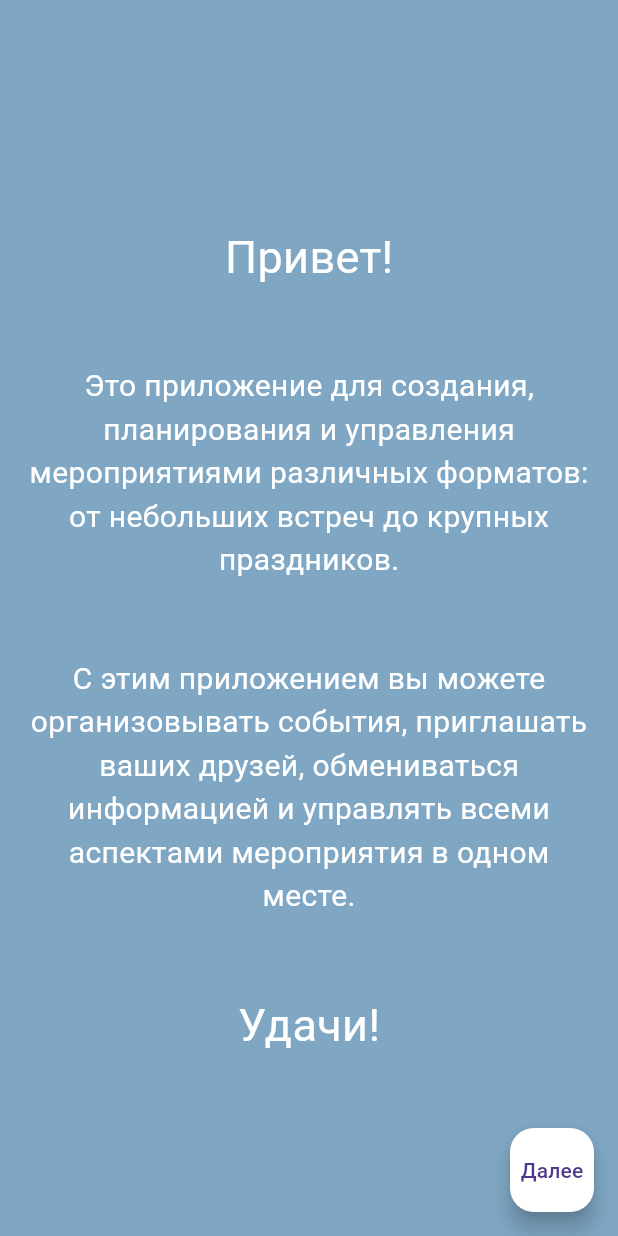
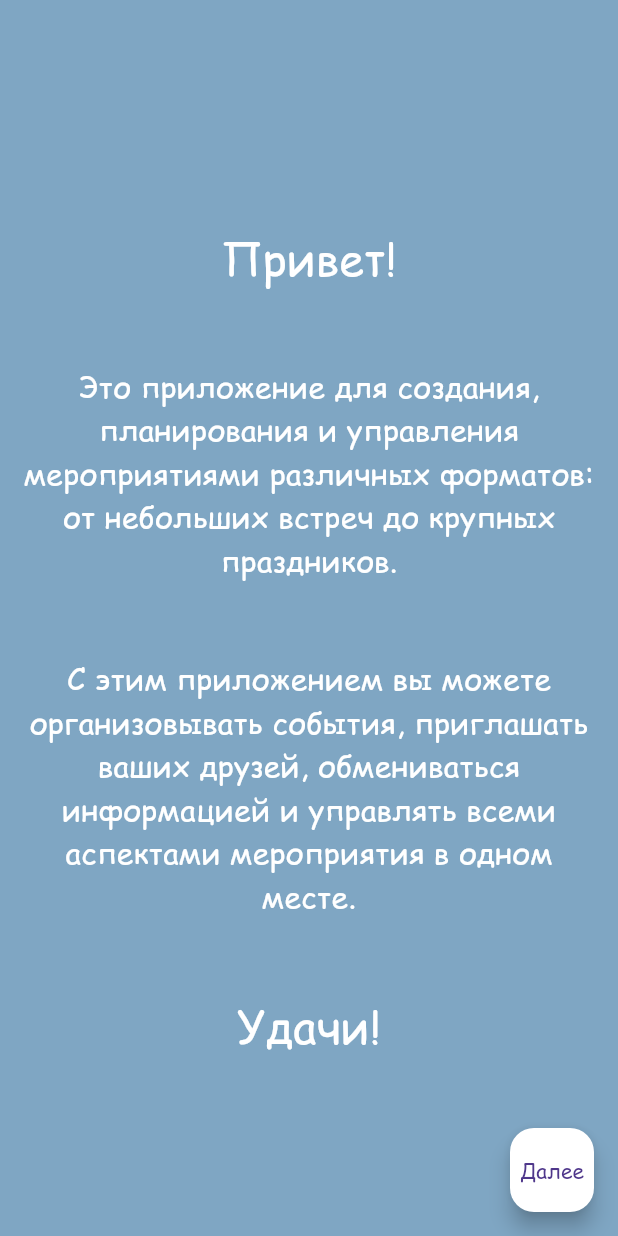
Before and after one commit to DiaboliFelis/Event-horizon, a Flutter app: the screen it shows after launch, on a phone screen of 412 x 824 dp. Run offline on Flutter 3.47's test engine with Material 3 defaults, Android fonts, the phone set to English and light mode, and no system bars; our stand-ins replace firebase_core; accounts and stored records are empty.

Commit message:
Changed the font

```diff
--- a/lib/main.dart
+++ b/lib/main.dart
@@ -14,6 +14,7 @@ class MyApp extends StatelessWidget {
       title: 'Event Horizon', // Замените на ваше название приложения
       theme: ThemeData(
         primarySwatch: Colors.blue, // Или ваш preferred цвет
+        fontFamily: 'Pacifico'
       ),
       // Инициализация навигации
       onGenerateRoute: Navigation.generateRoute,
--- a/pubspec.yaml
+++ b/pubspec.yaml
@@ -80,7 +80,7 @@ flutter:
   fonts:
     - family: Pacifico
       fonts:
-        - asset: lib/utils/fonts/Pacifico-Regular.ttf
+        - asset: assets/Comic_Sans_MS.ttf
         - asset: assets/account_icon.png
   #
   # For details regarding fonts from package dependencies,
```
Also changed, not shown: assets/Comic_Sans_MS.ttf (added), pubspec.lock.
